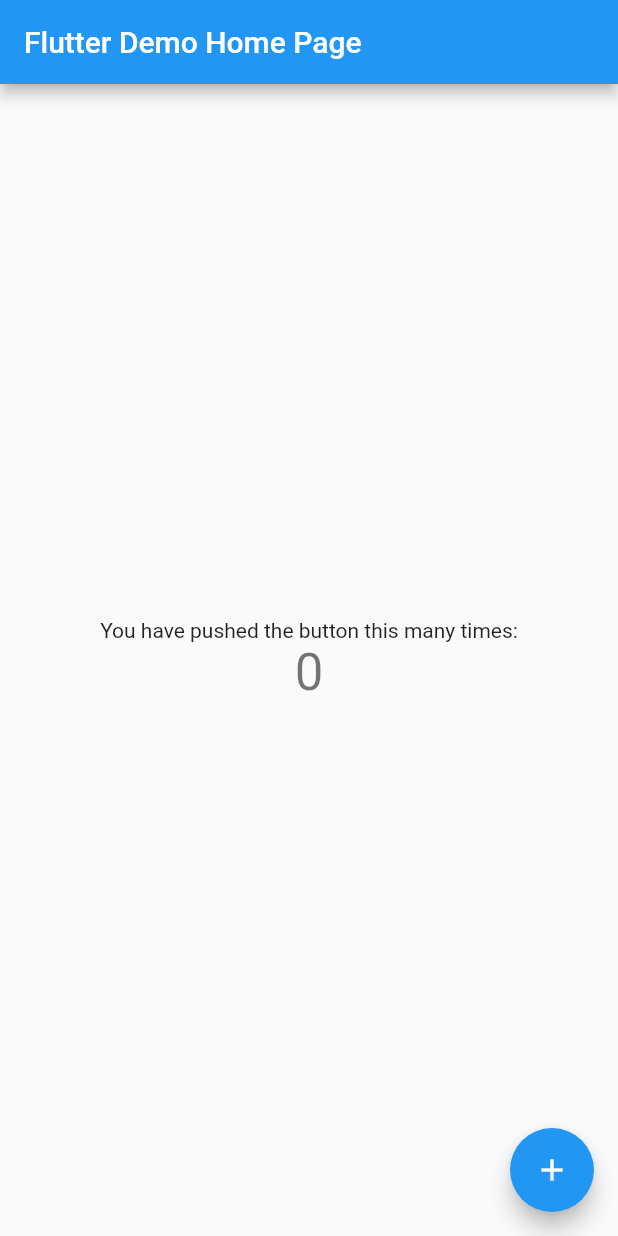
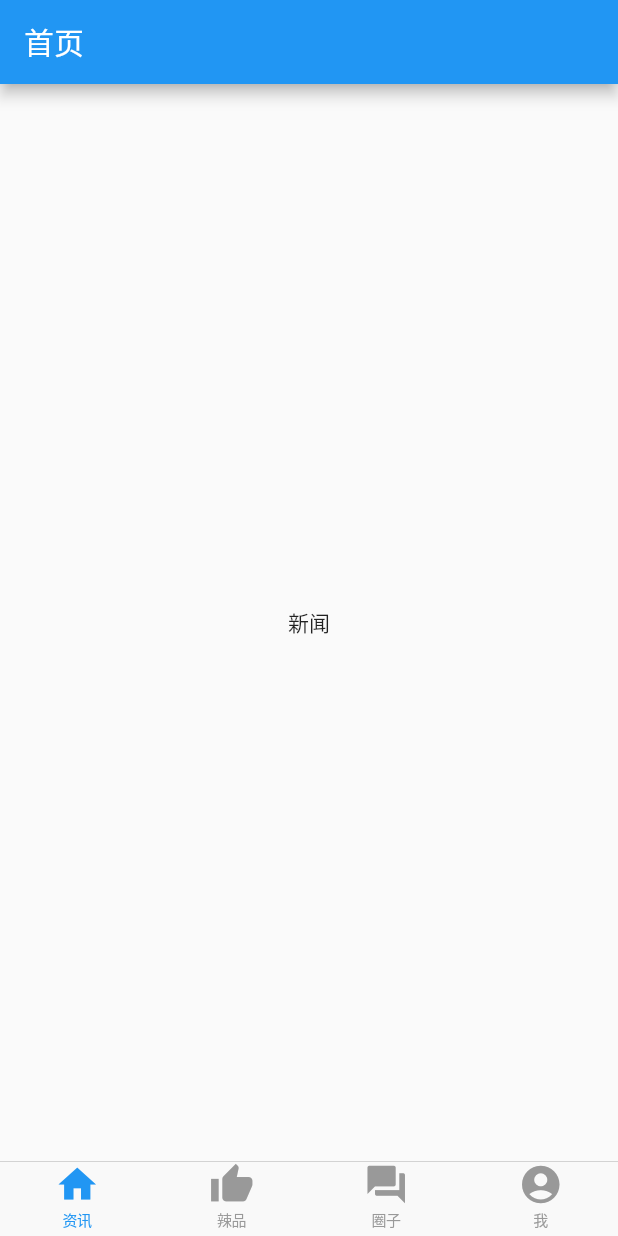
Before and after one commit to ningcol/it_home, a Flutter app: the screen it shows after launch, on a phone screen of 412 x 824 dp. Run offline on Flutter 3.47's test engine with Material 2 defaults, Android fonts, the phone set to English and light mode, and no system bars.

Commit message:
框架完成

```diff
--- /dev/null
+++ b/lib/controller/it_home.dart
@@ -0,0 +1,80 @@
+import 'package:flutter/material.dart';
+import 'package:it_home/view/base/navigationIconView.dart';
+import 'package:flutter/cupertino.dart';
+
+import 'package:it_home/controller/news.dart';
+import 'package:it_home/controller/lapin.dart';
+import 'package:it_home/controller/forum.dart';
+import 'package:it_home/controller/mine.dart';
+
+
+class ITHome extends StatefulWidget {
+  @override
+  _ITHomeState createState() => _ITHomeState();
+}
+
+class _ITHomeState extends State<ITHome> {
+
+  int _currentIndex = 0;
+  StatefulWidget _currentPage;
+  List<NavigationIconView> _navigationViews;
+  List<StatefulWidget> _pageList;
+
+
+  @override
+  void initState() {
+    super.initState();
+
+    _navigationViews = <NavigationIconView>[
+      new NavigationIconView(icon: new Icon(Icons.home), title: new Text("资讯")),
+      new NavigationIconView(icon: new Icon(Icons.thumb_up), title: new Text("辣品")),
+      new NavigationIconView(icon: new Icon(Icons.forum), title: new Text("圈子")),
+      new NavigationIconView(icon: new Icon(Icons.account_circle), title: new Text("我")),
+    ];
+
+    _pageList = [
+      new News(),
+      new Lapin(),
+      new Forum(),
+      new Mine()
+    ];
+
+    _currentPage = _pageList[_currentIndex];
+  }
+
+
+
+  @override
+  Widget build(BuildContext context) {
+    return new MaterialApp(
+      home: new Scaffold(
+        body: new Center(
+          child: _currentPage,
+        ),
+        bottomNavigationBar: _getNavigationBar(),
+      ),
+    );
+  }
+
+  _getNavigationBar(){
+    return new CupertinoTabBar(
+      currentIndex: _currentIndex,
+      items: _navigationViews.map((NavigationIconView view) => view.item).toList(),
+      onTap: (int index){
+        if(index == _currentIndex) return;
+        setState(() {
+          _currentIndex = index;
+          _currentPage = _pageList[index];
+        });
+      },
+    );
+  }
+
+
+
+
+
+
+
+
+}
--- /dev/null
+++ b/lib/controller/news.dart
@@ -0,0 +1,21 @@
+import 'package:flutter/material.dart';
+
+
+class News extends StatefulWidget {
+  @override
+  _NewsState createState() => _NewsState();
+}
+
+class _NewsState extends State<News> {
+  @override
+  Widget build(BuildContext context) {
+    return new Scaffold(
+        appBar: new AppBar(
+          title: new Text('首页'),
+        ),
+        body: new Center(
+          child: new Text('新闻'),
+        )
+    );
+  }
+}
--- a/lib/main.dart
+++ b/lib/main.dart
@@ -1,111 +1,6 @@
 import 'package:flutter/material.dart';
+import 'package:it_home/controller/it_home.dart';
 
-void main() => runApp(MyApp());
 
-class MyApp extends StatelessWidget {
-  // This widget is the root of your application.
-  @override
-  Widget build(BuildContext context) {
-    return MaterialApp(
-      title: 'Flutter Demo',
-      theme: ThemeData(
-        // This is the theme of your application.
-        //
-        // Try running your application with "flutter run". You'll see the
-        // application has a blue toolbar. Then, without quitting the app, try
-        // changing the primarySwatch below to Colors.green and then invoke
-        // "hot reload" (press "r" in the console where you ran "flutter run",
-        // or simply save your changes to "hot reload" in a Flutter IDE).
-        // Notice that the counter didn't reset back to zero; the application
-        // is not restarted.
-        primarySwatch: Colors.blue,
-      ),
-      home: MyHomePage(title: 'Flutter Demo Home Page'),
-    );
-  }
-}
 
-class MyHomePage extends StatefulWidget {
-  MyHomePage({Key key, this.title}) : super(key: key);
-
-  // This widget is the home page of your application. It is stateful, meaning
-  // that it has a State object (defined below) that contains fields that affect
-  // how it looks.
-
-  // This class is the configuration for the state. It holds the values (in this
-  // case the title) provided by the parent (in this case the App widget) and
-  // used by the build method of the State. Fields in a Widget subclass are
-  // always marked "final".
-
-  final String title;
-
-  @override
-  _MyHomePageState createState() => _MyHomePageState();
-}
-
-class _MyHomePageState extends State<MyHomePage> {
-  int _counter = 0;
-
-  void _incrementCounter() {
-    setState(() {
-      // This call to setState tells the Flutter framework that something has
-      // changed in this State, which causes it to rerun the build method below
-      // so that the display can reflect the updated values. If we changed
-      // _counter without calling setState(), then the build method would not be
-      // called again, and so nothing would appear to happen.
-      _counter++;
-    });
-  }
-
-  @override
-  Widget build(BuildContext context) {
-    // This method is rerun every time setState is called, for instance as done
-    // by the _incrementCounter method above.
-    //
-    // The Flutter framework has been optimized to make rerunning build methods
-    // fast, so that you can just rebuild anything that needs updating rather
-    // than having to individually change instances of widgets.
-    return Scaffold(
-      appBar: AppBar(
-        // Here we take the value from the MyHomePage object that was created by
-        // the App.build method, and use it to set our appbar title.
-        title: Text(widget.title),
-      ),
-      body: Center(
-        // Center is a layout widget. It takes a single child and positions it
-        // in the middle of the parent.
-        child: Column(
-          // Column is also layout widget. It takes a list of children and
-          // arranges them vertically. By default, it sizes itself to fit its
-          // children horizontally, and tries to be as tall as its parent.
-          //
-          // Invoke "debug painting" (press "p" in the console, choose the
-          // "Toggle Debug Paint" action from the Flutter Inspector in Android
-          // Studio, or the "Toggle Debug Paint" command in Visual Studio Code)
-          // to see the wireframe for each widget.
-          //
-          // Column has various properties to control how it sizes itself and
-          // how it positions its children. Here we use mainAxisAlignment to
-          // center the children vertically; the main axis here is the vertical
-          // axis because Columns are vertical (the cross axis would be
-          // horizontal).
-          mainAxisAlignment: MainAxisAlignment.center,
-          children: <Widget>[
-            Text(
-              'You have pushed the button this many times:',
-            ),
-            Text(
-              '$_counter',
-              style: Theme.of(context).textTheme.display1,
-            ),
-          ],
-        ),
-      ),
-      floatingActionButton: FloatingActionButton(
-        onPressed: _incrementCounter,
-        tooltip: 'Increment',
-        child: Icon(Icons.add),
-      ), // This trailing comma makes auto-formatting nicer for build methods.
-    );
-  }
-}
+void main() => runApp(ITHome());
--- a/lib/test.dart
+++ /dev/null
@@ -1 +0,0 @@
-import 'package:flutter/material.dart';
--- /dev/null
+++ b/lib/view/base/navigationIconView.dart
@@ -0,0 +1,11 @@
+import 'package:flutter/material.dart';
+
+
+class NavigationIconView{
+  BottomNavigationBarItem item;
+
+  NavigationIconView({Widget icon, Widget title}){
+    item = new BottomNavigationBarItem(icon: icon, title: title);
+  }
+
+}
```
Also changed, not shown: lib/controller/forum.dart (added, +20 -0 lines), lib/controller/lapin.dart (added, +20 -0 lines), lib/controller/mine.dart (added, +20 -0 lines), 2 other files.
